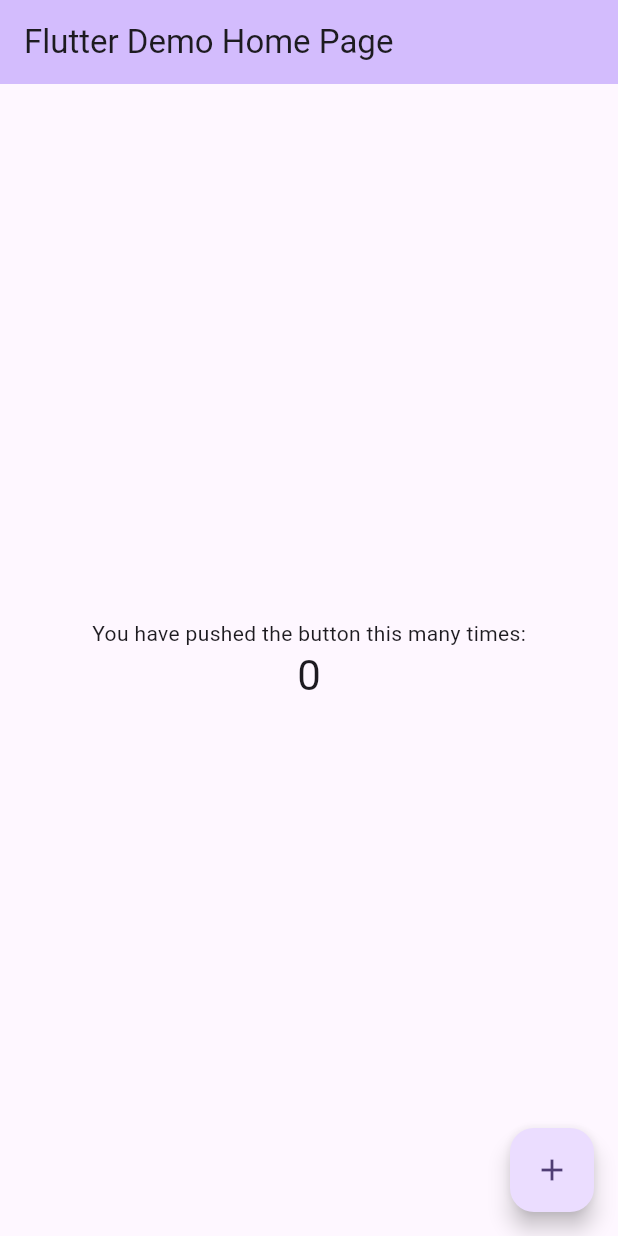
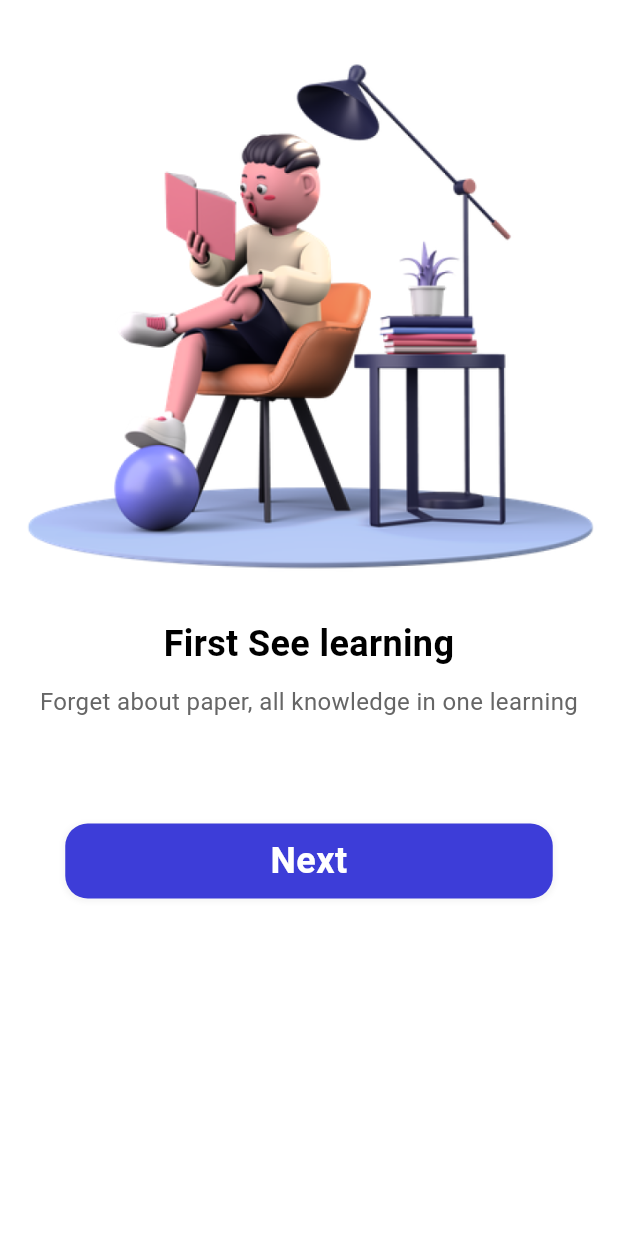
Before and after one commit to Jaunsmith/learning_app, a Flutter app: the screen it shows after launch, on a phone screen of 412 x 824 dp. Run offline on Flutter 3.47's test engine with Material 3 defaults, Android fonts, the phone set to English and light mode, and no system bars.

Commit message:
introduction page

```diff
--- a/lib/main.dart
+++ b/lib/main.dart
@@ -1,4 +1,5 @@
 import 'package:flutter/material.dart';
+import 'package:learning_app/screens/onboarding/on_boarding_screen.dart';
 
 void main() {
   runApp(const MyApp());
@@ -7,45 +8,21 @@
 class MyApp extends StatelessWidget {
   const MyApp({super.key});
 
-  // This widget is the root of your application.
   @override
   Widget build(BuildContext context) {
     return MaterialApp(
+      debugShowCheckedModeBanner: false,
       title: 'Flutter Demo',
       theme: ThemeData(
-        // This is the theme of your application.
-        //
-        // TRY THIS: Try running your application with "flutter run". You'll see
-        // the application has a purple toolbar. Then, without quitting the app,
-        // try changing the seedColor in the colorScheme below to Colors.green
-        // and then invoke "hot reload" (save your changes or press the "hot
-        // reload" button in a Flutter-supported IDE, or press "r" if you used
-        // the command line to start the app).
-        //
-        // Notice that the counter didn't reset back to zero; the application
-        // state is not lost during the reload. To reset the state, use hot
-        // restart instead.
-        //
-        // This works for code too, not just values: Most code changes can be
-        // tested with just a hot reload.
         colorScheme: ColorScheme.fromSeed(seedColor: Colors.deepPurple),
       ),
-      home: const MyHomePage(title: 'Flutter Demo Home Page'),
+      home: OnBoardingScreen(),
     );
   }
 }
 
 class MyHomePage extends StatefulWidget {
   const MyHomePage({super.key, required this.title});
-
-  // This widget is the home page of your application. It is stateful, meaning
-  // that it has a State object (defined below) that contains fields that affect
-  // how it looks.
-
-  // This class is the configuration for the state. It holds the values (in this
-  // case the title) provided by the parent (in this case the App widget) and
-  // used by the build method of the State. Fields in a Widget subclass are
-  // always marked "final".
 
   final String title;
 
@@ -58,50 +35,20 @@
 
   void _incrementCounter() {
     setState(() {
-      // This call to setState tells the Flutter framework that something has
-      // changed in this State, which causes it to rerun the build method below
-      // so that the display can reflect the updated values. If we changed
-      // _counter without calling setState(), then the build method would not be
-      // called again, and so nothing would appear to happen.
       _counter++;
     });
   }
 
   @override
   Widget build(BuildContext context) {
-    // This method is rerun every time setState is called, for instance as done
-    // by the _incrementCounter method above.
-    //
-    // The Flutter framework has been optimized to make rerunning build methods
-    // fast, so that you can just rebuild anything that needs updating rather
-    // than having to individually change instances of widgets.
     return Scaffold(
       appBar: AppBar(
-        // TRY THIS: Try changing the color here to a specific color (to
-        // Colors.amber, perhaps?) and trigger a hot reload to see the AppBar
-        // change color while the other colors stay the same.
         backgroundColor: Theme.of(context).colorScheme.inversePrimary,
-        // Here we take the value from the MyHomePage object that was created by
-        // the App.build method, and use it to set our appbar title.
+
         title: Text(widget.title),
       ),
       body: Center(
-        // Center is a layout widget. It takes a single child and positions it
-        // in the middle of the parent.
         child: Column(
-          // Column is also a layout widget. It takes a list of children and
-          // arranges them vertically. By default, it sizes itself to fit its
-          // children horizontally, and tries to be as tall as its parent.
-          //
-          // Column has various properties to control how it sizes itself and
-          // how it positions its children. Here we use mainAxisAlignment to
-          // center the children vertically; the main axis here is the vertical
-          // axis because Columns are vertical (the cross axis would be
-          // horizontal).
-          //
-          // TRY THIS: Invoke "debug painting" (choose the "Toggle Debug Paint"
-          // action in the IDE, or press "p" in the console), to see the
-          // wireframe for each widget.
           mainAxisAlignment: MainAxisAlignment.center,
           children: <Widget>[
             const Text('You have pushed the button this many times:'),
@@ -116,7 +63,7 @@
         onPressed: _incrementCounter,
         tooltip: 'Increment',
         child: const Icon(Icons.add),
-      ), // This trailing comma makes auto-formatting nicer for build methods.
+      ),
     );
   }
 }
--- /dev/null
+++ b/lib/screens/onboarding/on_boarding_screen.dart
@@ -0,0 +1,49 @@
+import 'package:flutter/material.dart';
+import 'package:learning_app/widgets/introduction_outline.dart';
+
+class OnBoardingScreen extends StatelessWidget {
+  OnBoardingScreen({super.key});
+
+  final PageController _pageController = PageController();
+
+  @override
+  Widget build(BuildContext context) {
+    return Scaffold(
+      backgroundColor: Colors.white,
+      body: SafeArea(
+        child: Stack(
+          children: [
+            PageView(
+              controller: _pageController,
+              children: [
+                IntroductionOutline(
+                  imagePath: 'assets/images/reading.png',
+                  headText: 'First See learning',
+                  subText: 'Forget about paper, all knowledge in one learning',
+                  index: 1,
+                  pageController: _pageController,
+                ),
+                IntroductionOutline(
+                  pageController: _pageController,
+                  imagePath: 'assets/images/man.png',
+                  headText: 'Connect with everyone',
+                  subText:
+                      'Always keep in touch with your tutor and friends . let get connected ',
+                  index: 2,
+                ),
+                IntroductionOutline(
+                  pageController: _pageController,
+                  imagePath: 'assets/images/boy.png',
+                  headText: 'Always fascinated learning',
+                  subText:
+                      'Anywhere any time the time is at your discretion so study anywhere you can ',
+                  index: 3,
+                ),
+              ],
+            ),
+          ],
+        ),
+      ),
+    );
+  }
+}
--- /dev/null
+++ b/lib/widgets/introduction_outline.dart
@@ -0,0 +1,33 @@
+import 'package:flutter/material.dart';
+import 'package:learning_app/widgets/welcome_data.dart';
+
+class IntroductionOutline extends StatelessWidget {
+  const IntroductionOutline({
+    super.key,
+    required this.imagePath,
+    required this.headText,
+    required this.subText,
+    required this.index,
+    required this.pageController,
+  });
+
+  final String imagePath;
+  final String headText;
+  final String subText;
+  final int index;
+  final PageController pageController;
+
+  @override
+  Widget build(BuildContext context) {
+    return Column(
+      children: [
+        Image.asset(imagePath),
+        mainTextNormal(headText),
+        SizedBox(height: 10),
+        subTextNormal(subText),
+        SizedBox(height: 70),
+        nextButton(index, pageController),
+      ],
+    );
+  }
+}
--- /dev/null
+++ b/lib/widgets/welcome_data.dart
@@ -0,0 +1,55 @@
+import 'package:flutter/material.dart';
+import 'package:learning_app/utility/app_Colors.dart';
+
+import '../utility/decoration.dart';
+
+Widget mainTextNormal(String textData, {Color color = AppColors.primaryText}) {
+  return Text(
+    textData,
+    textAlign: TextAlign.center,
+    style: TextStyle(fontSize: 24, fontWeight: FontWeight.bold, color: color),
+  );
+}
+
+Widget subTextNormal(
+  String textData, {
+  Color color = AppColors.primarySecondaryElementText,
+}) {
+  return Padding(
+    padding: const EdgeInsets.symmetric(horizontal: 20),
+    child: Text(
+      textData,
+      textAlign: TextAlign.center,
+      style: TextStyle(
+        fontSize: 16,
+        fontWeight: FontWeight.normal,
+        color: color,
+      ),
+    ),
+  );
+}
+
+Widget nextButton(int index, PageController pageController) {
+  return GestureDetector(
+    onTap: () {
+      if (index < 3) {
+        pageController.animateToPage(
+          index,
+          duration: Duration(microseconds: 300),
+          curve: Curves.bounceIn,
+        );
+      }
+    },
+    child: Container(
+      height: 50,
+      width: 325,
+      decoration: decoration(),
+      child: Center(
+        child: mainTextNormal(
+          index < 3 ? 'Next' : 'Get Started',
+          color: Colors.white,
+        ),
+      ),
+    ),
+  );
+}
```
Also changed, not shown: lib/utility/app_Colors.dart (added, +50 -0 lines), lib/utility/decoration.dart (added, +22 -0 lines), pubspec.yaml (+6 -4 lines), pubspec.lock.
